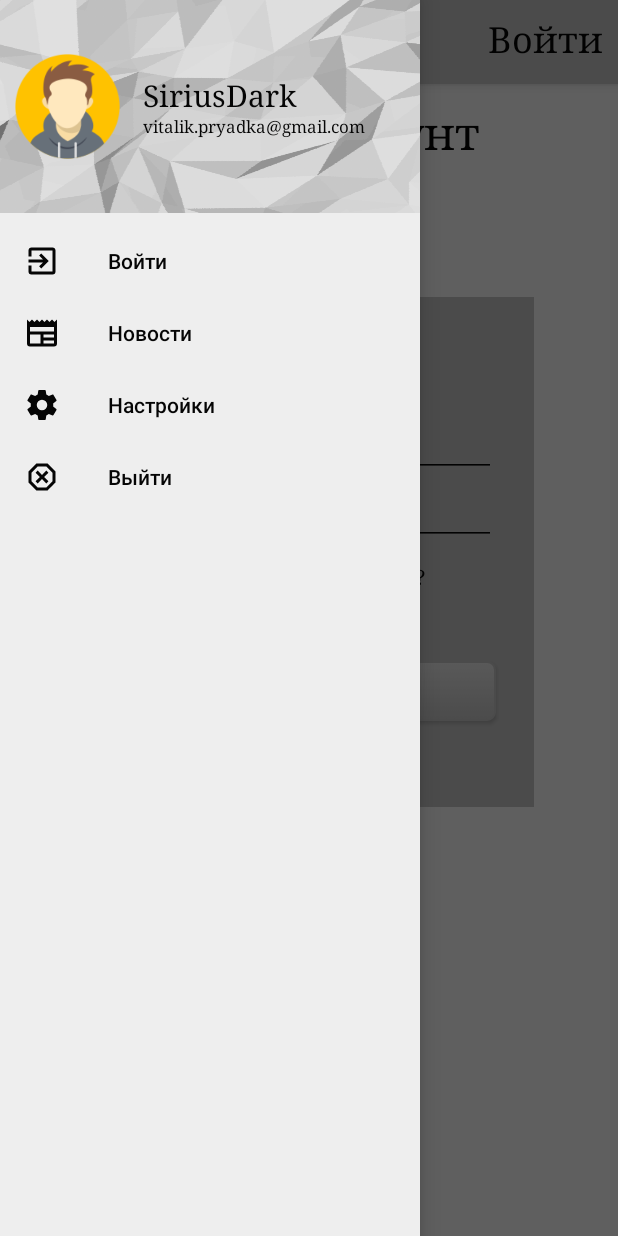
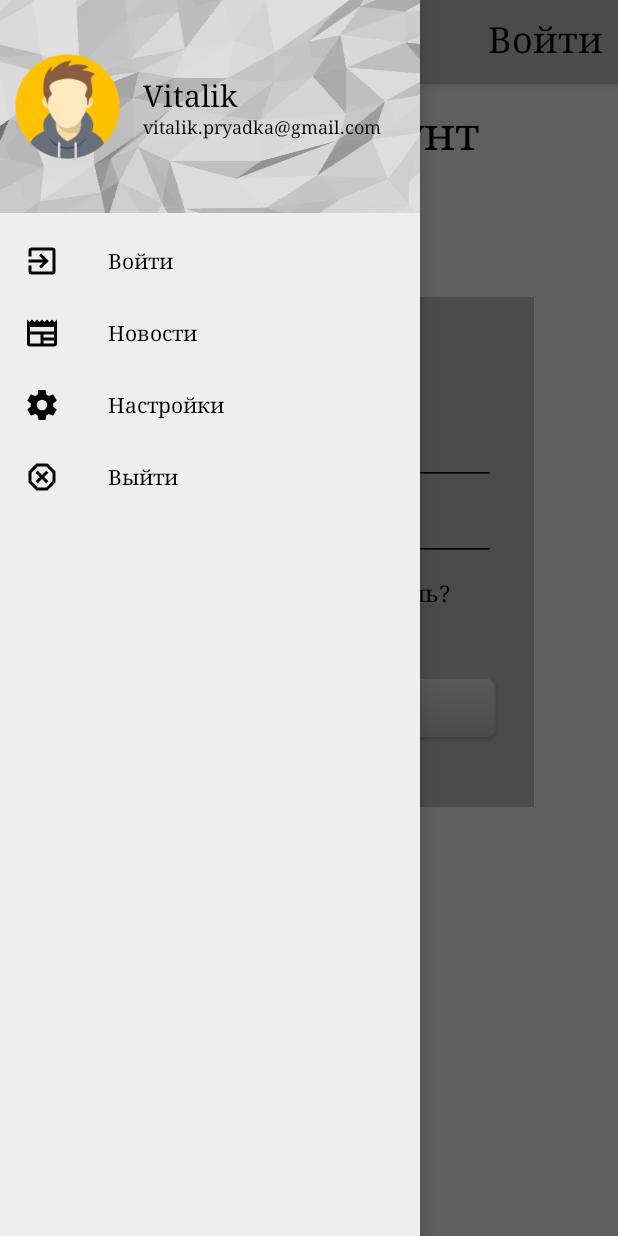
Before and after one commit to Vitalik-Priadka/NewsIT, an Android app: the LoginActivity screen opened directly, with no data from a screen before it, with the side drawer open, on a phone screen of 412 x 824 dp. Run offline under Robolectric (Android 15) with nearby library versions, the phone set to English and light mode, and no system bars.

Commit message:
add List: -

```diff
--- a/app/src/main/AndroidManifest.xml
+++ b/app/src/main/AndroidManifest.xml
@@ -6,7 +6,7 @@
         android:icon="@mipmap/ic_launcher"
         android:label="@string/app_name"
         android:supportsRtl="true"
-        android:theme="@style/AppDefault">
+        android:theme="@style/AppThemeLight">
         <!--android:roundIcon="@mipmap/ic_launcher_round" -->
 
         <!-- SplashScreen screen -->
--- a/app/src/main/java/com/priadka/newsit_project/MainActivity.java
+++ b/app/src/main/java/com/priadka/newsit_project/MainActivity.java
@@ -38,7 +38,7 @@ public class MainActivity extends AppCompatActivity {
 
     @Override
     protected void onCreate(Bundle savedInstanceState) {
-        setTheme(R.style.AppDefault);
+        setTheme(R.style.AppThemeLight);
         super.onCreate(savedInstanceState);
         setContentView(Constant.LAYOUT);
         initToolbar();
--- a/app/src/main/res/layout/activity_main.xml
+++ b/app/src/main/res/layout/activity_main.xml
@@ -4,12 +4,11 @@
     android:id="@+id/drawer_layout"
     android:layout_width="match_parent"
     android:layout_height="match_parent"
-    android:background="@color/mainBackground">
+    android:background="?attr/colorPrimary">
 
     <android.support.design.widget.CoordinatorLayout
         android:layout_width="match_parent"
         android:layout_height="match_parent">
-
             <include layout="@layout/toolbar_layout"/>
 
             <ScrollView
--- a/app/src/main/res/layout/log_layout.xml
+++ b/app/src/main/res/layout/log_layout.xml
@@ -43,14 +43,15 @@
                     <EditText
                         android:id="@+id/login_field"
                         android:layout_width="250dp"
-                        android:layout_height="40dp"
+                        android:layout_height="45dp"
                         android:layout_gravity="center"
                         android:layout_marginTop="80dp"
                         android:hint="@string/log_login"
+                        android:fontFamily="sans-serif"
                         android:drawableLeft="@drawable/user_icon"
                         android:textColorHint="@color/textColorDark"
                         android:backgroundTint="@color/textColorDark"
-                        android:textSize="18sp"
+                        android:textSize="20sp"
                         android:scrollHorizontally="true"
                         android:scrollbarAlwaysDrawHorizontalTrack="true"
                         android:inputType="text"/>
@@ -59,14 +60,15 @@
                         android:id="@+id/password_field"
                         style="@style/TextStyle"
                         android:layout_width="250dp"
-                        android:layout_height="40dp"
+                        android:layout_height="45dp"
                         android:layout_gravity="center"
                         android:layout_marginTop="5dp"
                         android:hint="@string/log_password"
+                        android:fontFamily="sans-serif"
                         android:drawableLeft="@drawable/lock"
                         android:textColorHint="@color/textColorDark"
                         android:backgroundTint="@color/textColorDark"
-                        android:textSize="18sp"
+                        android:textSize="20sp"
                         android:scrollHorizontally="true"
                         android:scrollbarAlwaysDrawHorizontalTrack="true"
                         android:imeOptions="actionGo"
@@ -79,6 +81,7 @@
                         android:layout_marginTop="5dp"
                         android:layout_width="250dp"
                         android:layout_height="wrap_content"
+                        android:textSize="15sp"
                         android:text="@string/log_check" />
 
                     <Button
--- a/app/src/main/res/layout/navigation_header.xml
+++ b/app/src/main/res/layout/navigation_header.xml
@@ -32,7 +32,7 @@
                     android:id="@+id/menu_nickname"
                     android:layout_width="200dp"
                     android:layout_height="wrap_content"
-                    android:text="SiriusDark"
+                    android:text="Vitalik"
                     android:textSize="20sp"
                     android:textColor="@color/textColorDark"
                     android:layout_marginStart="15dp"
@@ -47,10 +47,9 @@
                     android:layout_alignStart="@id/menu_nickname"
                     android:layout_below="@+id/menu_nickname"
                     android:layout_toEndOf="@+id/menu_avatar"
-                    android:fontFamily="serif"
                     android:text="vitalik.pryadka@gmail.com"
                     android:textColor="@color/textColorDark"
-                    android:textSize="11sp" />
+                    android:textSize="12sp" />
         </RelativeLayout>
 
 </RelativeLayout>
--- a/app/src/main/res/layout/news_layout.xml
+++ b/app/src/main/res/layout/news_layout.xml
@@ -24,6 +24,7 @@
             android:layout_marginStart="125dp"
             android:layout_marginTop="5dp"
             android:layout_marginEnd="10dp"
+            android:textSize="14sp"
             style="@style/TextStyle"
             android:text="@string/test_header" />
 
--- a/app/src/main/res/layout/setting_layout.xml
+++ b/app/src/main/res/layout/setting_layout.xml
@@ -98,6 +98,7 @@
 
             <TextView
                 style="@style/TextStyle"
+                android:textSize="14sp"
                 android:layout_width="match_parent"
                 android:layout_height="25dp"
                 android:text="@string/setting_version"
--- a/app/src/main/res/layout/toolbar_layout.xml
+++ b/app/src/main/res/layout/toolbar_layout.xml
@@ -26,6 +26,8 @@
                 android:layout_marginTop="5dp"
                 android:scrollHorizontally="true"
                 android:scrollbarAlwaysDrawHorizontalTrack="true"
+                android:textColorHint="@color/toolbarItems"
+                android:backgroundTint="@color/toolbarItems"
                 android:imeOptions="actionSearch"
                 android:inputType="text"/>
         </android.support.v7.widget.Toolbar>
--- a/app/src/main/res/values/strings.xml
+++ b/app/src/main/res/values/strings.xml
@@ -58,4 +58,12 @@
     <string name="log_error_login">Не правильный логин!</string>
     <string name="log_error_password">Не правильный пароль!</string>
 
+    <!--            Отступы и размеры           -->
+    <string name="top_margin">58dp</string>
+
+    <string name="text_size_small">12sp</string>
+    <string name="text_size_medium">15sp</string>
+    <string name="text_size_big">20sp</string>
+    <string name="text_size_extra_big">30sp</string>
+    <!-- =====================================  -->
 </resources>
--- a/app/src/main/res/values/styles.xml
+++ b/app/src/main/res/values/styles.xml
@@ -1,17 +1,15 @@
 <?xml version="1.0" encoding="utf-8"?>
 <resources>
-    <style name="AppTheme" parent="Theme.AppCompat.Light.NoActionBar"/>
-
-    <style name="AppDefault" parent="AppTheme">
+    <style name="AppThemeLight" parent="Theme.AppCompat.Light.NoActionBar">
         <item name="colorPrimary">@color/colorPrimary</item>
         <item name="colorPrimaryDark">@color/colorPrimaryDark</item>
         <item name="colorAccent">@color/colorAccent</item>
+
         <item name="android:colorControlNormal">@color/colorWhite</item>
+        <item name="android:typeface">serif</item>
     </style>
 
-    <style name="TextStyle" parent="@android:style/TextAppearance.Medium">
+    <style name="TextStyle" parent="AppThemeLight">
         <item name="android:textColor">@color/textColorDark</item>
-        <item name="android:typeface">serif</item>
-        <item name="android:textSize">14sp</item>
     </style>
 </resources>
```
